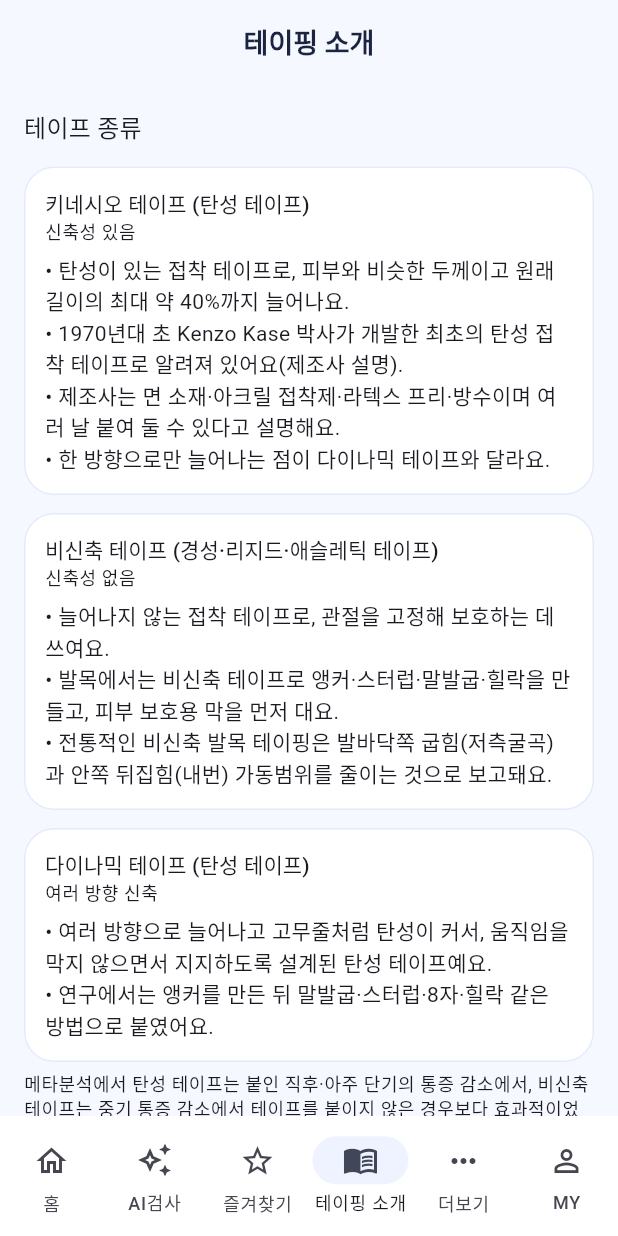
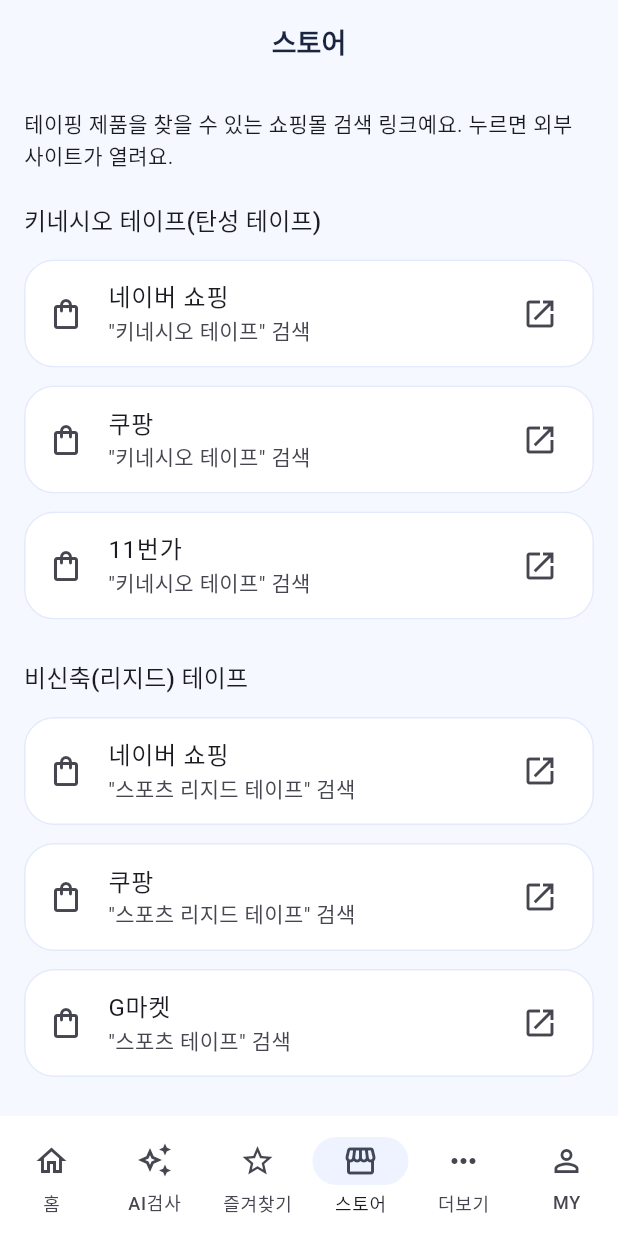
Before and after one commit to sumin1458/TapeFit, a Flutter app: the screen it shows after launch, item 4 of the bottom bar chosen, on a phone screen of 412 x 824 dp. Run offline on Flutter 3.47's test engine with Material 3 defaults, Android fonts, the phone set to English and light mode, and no system bars; our stand-ins replace camera, cloud_firestore, firebase_auth, firebase_core, flutter_riverpod, go_router and 1 more; accounts and stored records are empty.

Commit message:
스토어 탭 추가, 테이핑 소개를 더보기로 이동, 콘텐츠 상태 삭제
Co-authored-by: Copilot App <223556219+Copilot@users.noreply.github.com>

```diff
--- a/lib/app/nav_bar.dart
+++ b/lib/app/nav_bar.dart
@@ -1,9 +1,9 @@
 import 'package:flutter/material.dart';
 import 'package:go_router/go_router.dart';
 
-const navRoutes = ['/', '/ai', '/favorites', '/intro', '/more', '/my'];
+const navRoutes = ['/', '/ai', '/favorites', '/store', '/more', '/my'];
 
-/// 하단 탭: 홈 · AI검사 · 즐겨찾기 · 테이핑 소개 · 더보기 · MY. index는 navRoutes 순서와 같다.
+/// 하단 탭: 홈 · AI검사 · 즐겨찾기 · 스토어 · 더보기 · MY. index는 navRoutes 순서와 같다.
 class TapeFitNavBar extends StatelessWidget {
   const TapeFitNavBar({super.key, required this.index});
   final int index;
@@ -20,7 +20,7 @@ class TapeFitNavBar extends StatelessWidget {
         NavigationDestination(icon: Icon(Icons.home_outlined), selectedIcon: Icon(Icons.home), label: '홈'),
         NavigationDestination(icon: Icon(Icons.auto_awesome_outlined), selectedIcon: Icon(Icons.auto_awesome), label: 'AI검사'),
         NavigationDestination(icon: Icon(Icons.star_outline), selectedIcon: Icon(Icons.star), label: '즐겨찾기'),
-        NavigationDestination(icon: Icon(Icons.menu_book_outlined), selectedIcon: Icon(Icons.menu_book), label: '테이핑 소개'),
+        NavigationDestination(icon: Icon(Icons.storefront_outlined), selectedIcon: Icon(Icons.storefront), label: '스토어'),
         NavigationDestination(icon: Icon(Icons.more_horiz), selectedIcon: Icon(Icons.more_horiz), label: '더보기'),
         NavigationDestination(icon: Icon(Icons.person_outline), selectedIcon: Icon(Icons.person), label: 'MY'),
       ],
--- a/lib/app/router.dart
+++ b/lib/app/router.dart
@@ -11,6 +11,7 @@ import '../presentation/intro/tape_intro_screen.dart';
 import '../presentation/more/more_screen.dart';
 import '../presentation/my/my_screen.dart';
 import '../presentation/safety/safety_check_screen.dart';
+import '../presentation/store/store_screen.dart';
 
 final appRouter = GoRouter(
   routes: [
@@ -19,6 +20,7 @@ final appRouter = GoRouter(
     GoRoute(path: '/ai-preview', builder: (_, __) => const AiCheckScreen()),
     GoRoute(path: '/favorites', builder: (_, __) => const FavoritesScreen()),
     GoRoute(path: '/more', builder: (_, __) => const MoreScreen()),
+    GoRoute(path: '/store', builder: (_, __) => const StoreScreen()),
     GoRoute(path: '/intro', builder: (_, __) => const TapeIntroScreen()),
     GoRoute(path: '/glossary', builder: (_, __) => const GlossaryScreen()),
     GoRoute(path: '/my', builder: (_, __) => const MyScreen()),
--- a/lib/presentation/intro/tape_intro_screen.dart
+++ b/lib/presentation/intro/tape_intro_screen.dart
@@ -1,6 +1,5 @@
 import 'package:flutter/material.dart';
 
-import '../../app/nav_bar.dart';
 import '../../data/tape_knowledge.dart';
 
 /// 테이핑 소개 탭: 테이프 종류와 자르는 모양별 쓰임새(출처 표시).
@@ -12,7 +11,6 @@ class TapeIntroScreen extends StatelessWidget {
     final t = Theme.of(context).textTheme;
     return Scaffold(
       appBar: AppBar(title: const Text('테이핑 소개')),
-      bottomNavigationBar: const TapeFitNavBar(index: 3),
       body: ListView(
         padding: const EdgeInsets.all(16),
         children: [
--- /dev/null
+++ b/lib/presentation/store/store_screen.dart
@@ -0,0 +1,74 @@
+import 'package:flutter/material.dart';
+import 'package:url_launcher/url_launcher.dart';
+
+import '../../app/nav_bar.dart';
+
+class StoreLink {
+  const StoreLink(this.shop, this.query, this.url);
+  final String shop;
+  final String query;
+  final String url;
+}
+
+/// 각 쇼핑몰의 검색 결과 페이지로 연결한다(특정 상품·가격을 보증하지 않는다).
+const storeSections = <String, List<StoreLink>>{
+  '키네시오 테이프(탄성 테이프)': [
+    StoreLink('네이버 쇼핑', '키네시오 테이프', 'https://search.shopping.naver.com/search/all?query=%ED%82%A4%EB%84%A4%EC%8B%9C%EC%98%A4%20%ED%85%8C%EC%9D%B4%ED%94%84'),
+    StoreLink('쿠팡', '키네시오 테이프', 'https://www.coupang.com/np/search?q=%ED%82%A4%EB%84%A4%EC%8B%9C%EC%98%A4%20%ED%85%8C%EC%9D%B4%ED%94%84'),
+    StoreLink('11번가', '키네시오 테이프', 'https://search.11st.co.kr/Search.tmall?kwd=%ED%82%A4%EB%84%A4%EC%8B%9C%EC%98%A4%20%ED%85%8C%EC%9D%B4%ED%94%84'),
+  ],
+  '비신축(리지드) 테이프': [
+    StoreLink('네이버 쇼핑', '스포츠 리지드 테이프', 'https://search.shopping.naver.com/search/all?query=%EC%8A%A4%ED%8F%AC%EC%B8%A0%20%EB%A6%AC%EC%A7%80%EB%93%9C%20%ED%85%8C%EC%9D%B4%ED%94%84'),
+    StoreLink('쿠팡', '스포츠 리지드 테이프', 'https://www.coupang.com/np/search?q=%EC%8A%A4%ED%8F%AC%EC%B8%A0%20%EB%A6%AC%EC%A7%80%EB%93%9C%20%ED%85%8C%EC%9D%B4%ED%94%84'),
+    StoreLink('G마켓', '스포츠 테이프', 'https://browse.gmarket.co.kr/search?keyword=%EC%8A%A4%ED%8F%AC%EC%B8%A0%20%ED%85%8C%EC%9D%B4%ED%94%84'),
+  ],
+  '언더랩·보조 용품': [
+    StoreLink('네이버 쇼핑', '언더랩 테이프', 'https://search.shopping.naver.com/search/all?query=%EC%96%B8%EB%8D%94%EB%9E%A9%20%ED%85%8C%EC%9D%B4%ED%94%84'),
+    StoreLink('쿠팡', '테이핑 가위', 'https://www.coupang.com/np/search?q=%ED%85%8C%EC%9D%B4%ED%95%91%20%EA%B0%80%EC%9C%84'),
+    StoreLink('Amazon', 'kinesiology tape', 'https://www.amazon.com/s?k=kinesiology+tape'),
+  ],
+};
+
+/// 스토어 탭: 테이핑 제품을 살 수 있는 쇼핑몰 링크 모음.
+class StoreScreen extends StatelessWidget {
+  const StoreScreen({super.key});
+
+  Future<void> _open(String url) =>
+      launchUrl(Uri.parse(url), mode: LaunchMode.externalApplication);
+
+  @override
+  Widget build(BuildContext context) {
+    return Scaffold(
+      appBar: AppBar(title: const Text('스토어')),
+      bottomNavigationBar: const TapeFitNavBar(index: 3),
+      body: ListView(
+        padding: const EdgeInsets.all(16),
+        children: [
+          const Text('테이핑 제품을 찾을 수 있는 쇼핑몰 검색 링크예요. 누르면 외부 사이트가 열려요.'),
+          for (final e in storeSections.entries) ...[
+            Padding(
+              padding: const EdgeInsets.only(top: 20, bottom: 8),
+              child: Text(e.key, style: Theme.of(context).textTheme.titleMedium),
+            ),
+            for (final l in e.value)
+              Card(
+                child: ListTile(
+                  key: ValueKey('store-${l.shop}-${l.query}'),
+                  leading: const Icon(Icons.shopping_bag_outlined),
+                  title: Text(l.shop),
+                  subtitle: Text('"${l.query}" 검색'),
+                  trailing: const Icon(Icons.open_in_new),
+                  onTap: () => _open(l.url),
+                ),
+              ),
+          ],
+          const SizedBox(height: 12),
+          const Text(
+            '제품 선택 전 피부 상태와 사용법을 확인하세요. 링크는 검색 결과 페이지이며 특정 제품을 추천하지 않아요.',
+            style: TextStyle(fontSize: 12),
+          ),
+        ],
+      ),
+    );
+  }
+}
```
Also changed, not shown: lib/presentation/more/more_screen.dart (+9 -6 lines), 1 other file.
